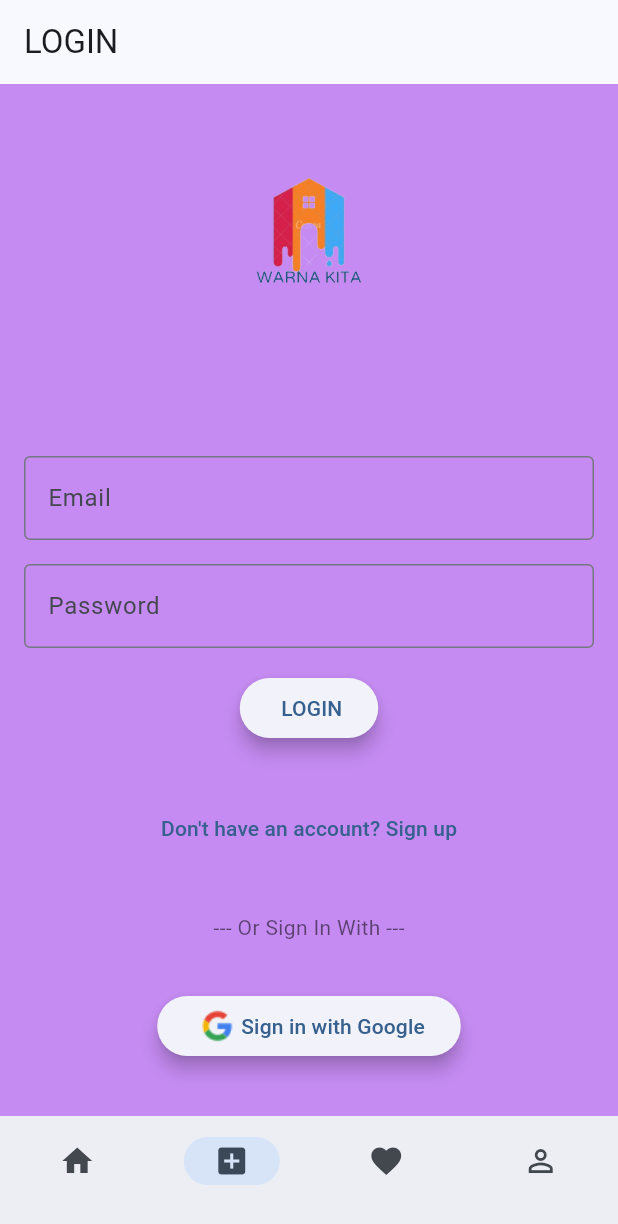
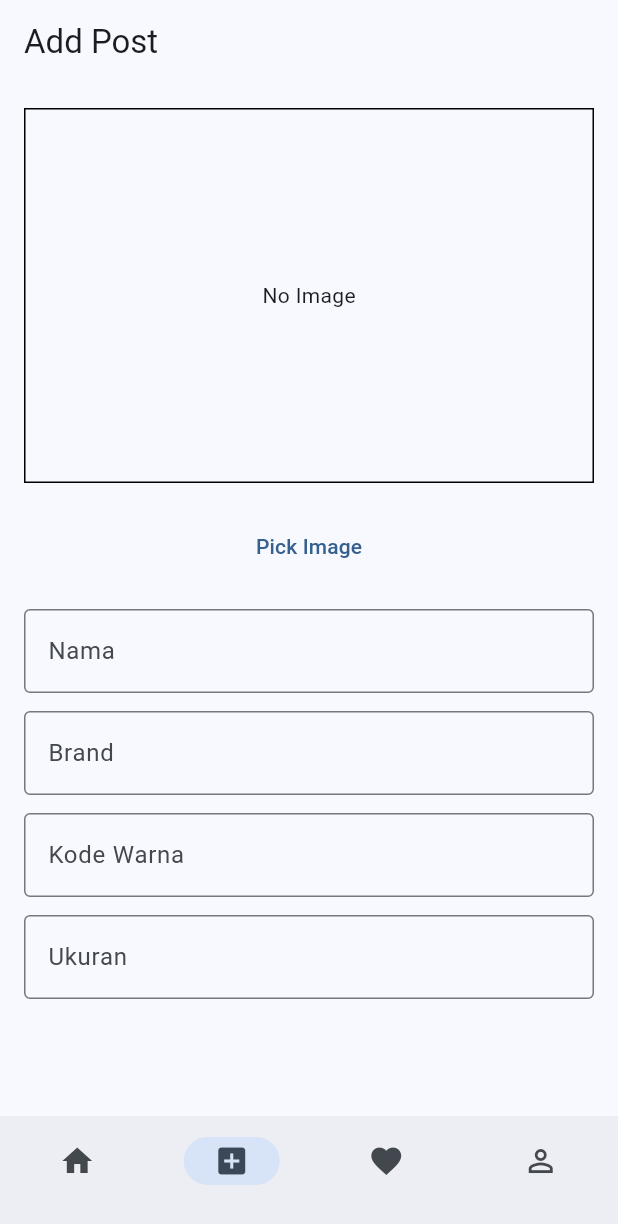
Before and after one commit to dannielrww/warnakita, a Flutter app: the screen it shows once a user with an empty profile is signed in, item 2 of the bottom bar chosen, on a phone screen of 412 x 824 dp. Shown: the top 1224 px of the screen. Run offline on Flutter 3.47's test engine with Material 3 defaults, Android fonts, the phone set to English and light mode, and no system bars; our stand-ins replace cloud_firestore, firebase_auth, firebase_core, firebase_storage, google_sign_in, image_picker; accounts and stored records are empty.

Commit message:
feat: add wip upload screen
this has CORS issue on localHost

```diff
--- /dev/null
+++ b/lib/my_text_field.dart
@@ -0,0 +1,29 @@
+import 'package:flutter/material.dart';
+
+class MyTextField extends StatelessWidget {
+  final TextEditingController controller;
+  final String hintText;
+  final bool obscureText;
+  const MyTextField({
+    super.key,
+    required this.controller,
+    required this.hintText,
+    required this.obscureText,
+  });
+
+  @override
+  Widget build(BuildContext context) {
+    return Container(
+      margin: const EdgeInsets.only(bottom: 12.0),
+      child: TextField(
+        controller: controller,
+        decoration: InputDecoration(
+          hintText: hintText,
+          border: const OutlineInputBorder(),
+        ),
+        maxLines: 1,
+        obscureText: obscureText,
+      ),
+    );
+  }
+}
--- a/lib/screens/home_screen.dart
+++ b/lib/screens/home_screen.dart
@@ -2,6 +2,7 @@ import 'package:flutter/material.dart';
 import 'package:flutter/widgets.dart';
 import 'package:warnakita/screens/sign_in_screen.dart';
 import 'package:warnakita/screens/sign_up_screen.dart';
+import 'package:warnakita/screens/upload_screen.dart';
 
 void main() {
   runApp(HomeScreen());
@@ -39,7 +40,7 @@ class HomeScreenState extends State<HomeScreen>
 
       // TODO: Replace with real page
       Widget page1 = HomePage();
-      Widget page2 = SignInScreen();
+      Widget page2 = UploadScreen();
       Widget page3 = HomePage();
       Widget page4 = SignUpScreen();
       var pages = [page1,page2,page3,page4];
--- /dev/null
+++ b/lib/screens/upload_screen.dart
@@ -0,0 +1,160 @@
+import 'package:flutter/material.dart';
+import 'package:image_picker/image_picker.dart';
+import 'package:warnakita/my_text_field.dart';
+import 'package:cloud_firestore/cloud_firestore.dart';
+import 'package:warnakita/services/database_service.dart';
+
+class UploadScreen extends StatefulWidget
+{
+  @override
+  State<StatefulWidget> createState() {
+    return UploadScreenState();
+  }
+}
+
+class UploadScreenState extends State<UploadScreen>
+{
+  XFile? _imageFile;
+
+  final TextEditingController _namaController = TextEditingController();
+  final TextEditingController _brandController = TextEditingController();
+  final TextEditingController _kodeWarnaController = TextEditingController();
+  final TextEditingController _ukuranController = TextEditingController();
+
+
+  Future<void> _postToFirestore(String? imageUrl) async {
+    // Trim seluruh text dari controller
+    String nama = _namaController.text.trim();
+    String brand = _brandController.text.trim();
+    String kodeWarna = _kodeWarnaController.text.trim();
+    String ukuran = _ukuranController.text.trim();
+
+    // Cek apakah text field terisi atau tidak
+    if (nama.isEmpty ||
+        brand.isEmpty ||
+        kodeWarna.isEmpty ||
+        ukuran.isEmpty ) {
+      ScaffoldMessenger.of(context).showSnackBar(
+        const SnackBar(
+            content: Text('Semua bagian harus diisi sebelum upload!')),
+      );
+      return;
+    } else {
+      try {
+        await FirebaseFirestore.instance.collection(DatabaseService.collectionName).add({
+          DatabaseService.KEY_NAMA: nama,
+          DatabaseService.KEY_BRAND: brand,
+          DatabaseService.KEY_KODE_WARNA: kodeWarna,
+          DatabaseService.KEY_UKURAN: ukuran,
+
+          DatabaseService.KEY_IMAGE_URL: imageUrl,
+          DatabaseService.KEY_TIMESTAMP: FieldValue.serverTimestamp(),
+        });
+
+        if (mounted) {
+          ScaffoldMessenger.of(context).showSnackBar(
+            const SnackBar(content: Text('Berhasil upload!')),
+          );
+        }
+
+        Navigator.pop(context);
+      } catch (e) {
+        if (mounted) {
+          ScaffoldMessenger.of(context).showSnackBar(
+            const SnackBar(
+                content: Text('Gagal post, coba lagi beberapa saat!')),
+          );
+        }
+      }
+    }
+  }
+
+  Future<void> _pickImage() async {
+    final pickedFile =
+        await ImagePicker().pickImage(source: ImageSource.gallery);
+    if (pickedFile != null) {
+      setState(() {
+        _imageFile = pickedFile;
+      });
+    }
+  }
+
+  @override
+  Widget build(BuildContext context) {
+    return Scaffold(
+      appBar: AppBar(
+        title: const Text('Add Post'),
+      ),
+      body: Padding(
+        padding: const EdgeInsets.all(16.0),
+        child: SingleChildScrollView(
+          child: Column(
+            crossAxisAlignment: CrossAxisAlignment.stretch,
+            children: [
+              SizedBox(
+                  height: 250,
+                  child: _imageFile != null
+                      ? Image.network(
+                          _imageFile!.path,
+                          fit: BoxFit.cover,
+                        )
+                      : Container(
+                          decoration: BoxDecoration(
+                            border: Border.all(
+                              width: 1,
+                              color: Colors.black,
+                            ),
+                          ),
+                          child: const Center(child: Text('No Image')),
+                        )),
+
+
+              const SizedBox(height: 18.0),
+
+              TextButton(
+                onPressed: _pickImage,
+                child: const Text("Pick Image"),
+              ),
+
+              const SizedBox(height: 18.0),
+              //
+              //
+              MyTextField(
+                  controller: _namaController,
+                  hintText: 'Nama',
+                  obscureText: false),
+              MyTextField(
+                  controller: _brandController,
+                  hintText: 'Brand',
+                  obscureText: false),
+              MyTextField(
+                  controller: _kodeWarnaController,
+                  hintText: 'Kode Warna',
+                  obscureText: false),
+              MyTextField(
+                  controller: _ukuranController,
+                  hintText: 'Ukuran',
+                  obscureText: false),
+              //
+              const SizedBox(height: 64.0),
+
+
+              ElevatedButton(
+                onPressed: () async {
+                  String? imageUrl;
+                  if (_imageFile != null) {
+                    imageUrl = await DatabaseService.uploadImage(_imageFile!);
+                  } else {
+                    imageUrl = '';
+                  }
+                  _postToFirestore(imageUrl);
+                },
+                child: const Text('Post'),
+              ),
+            ],
+          ),
+        ),
+      ),
+    );
+  }
+}
```
